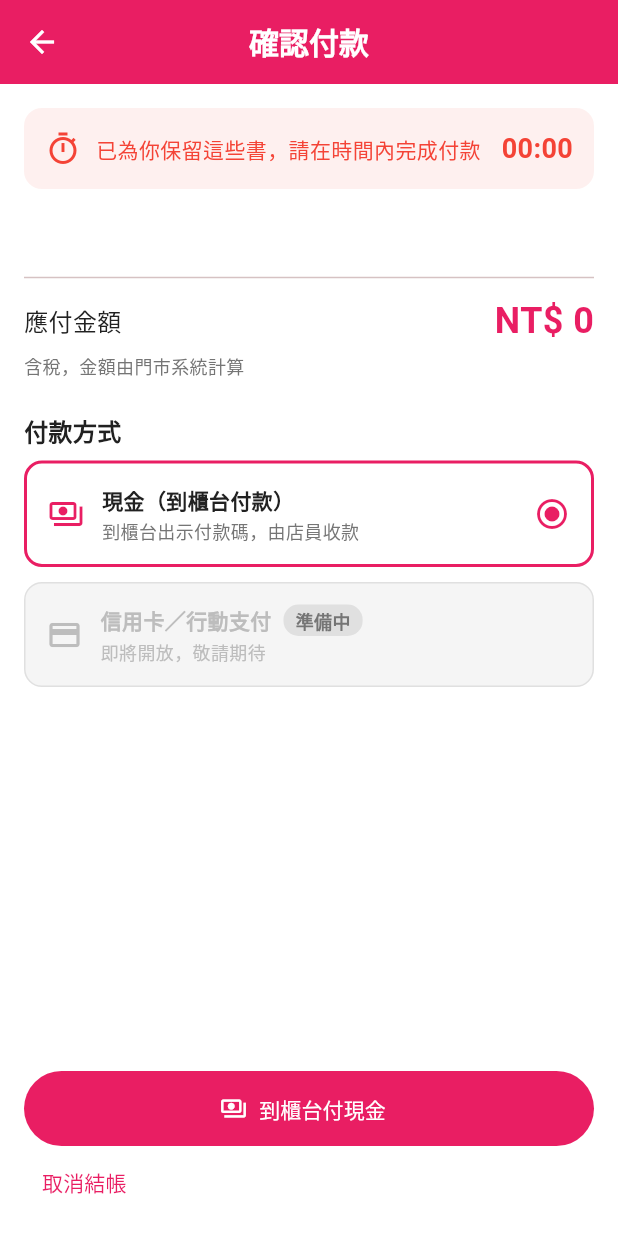
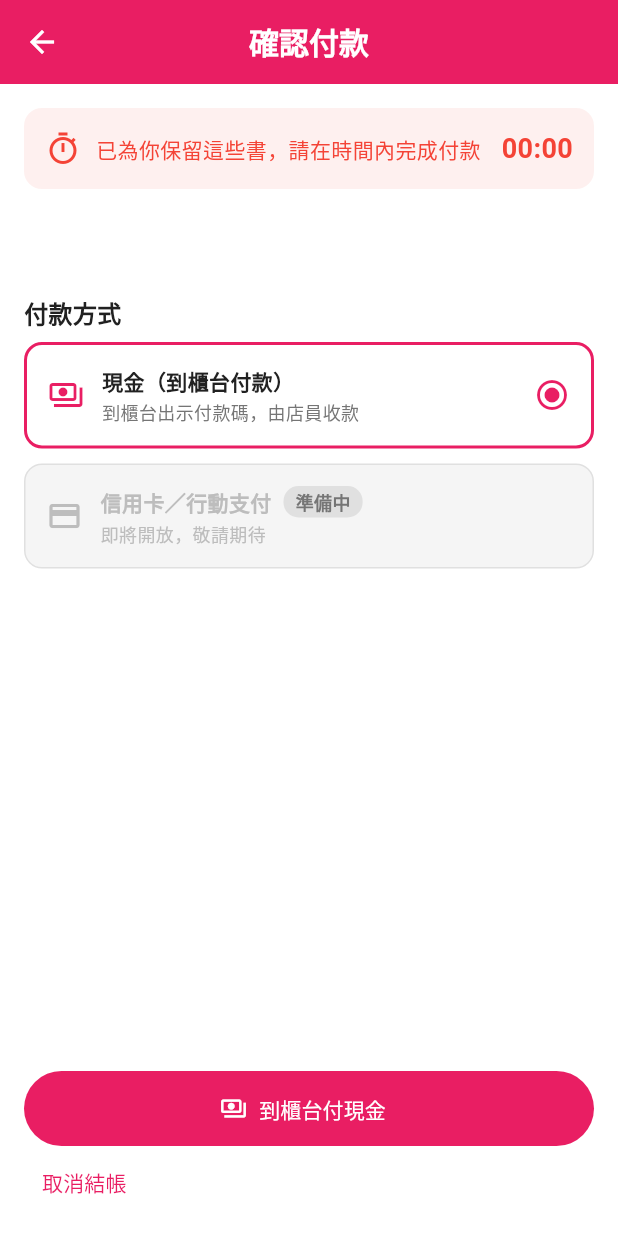
Before and after one commit to dereckyin/taaze_app_new, a Flutter app: the BookstorePaymentScreen screen opened directly with empty values, on a phone screen of 412 x 824 dp. Shown: the top 1233 px of the screen. Run offline on Flutter 3.47's test engine with Material 3 defaults, Android fonts, the phone set to English and light mode, and no system bars; our stand-ins replace cached_network_image, device_info_plus, firebase_core, firebase_messaging, flutter_local_notifications, font_awesome_flutter and 9 more; missing offline and left inert: audio_session, flutter_facebook_auth, mobile_scanner; accounts and stored records are empty; network calls fail.

Commit message:
Let members type 紅利 and 回饋金 against the cash price.
Cash confirm now finishes the sale, so the bag and receipt no longer treat leaving the store as a second step.

Co-authored-by: Cursor <cursoragent@cursor.com>

```diff
--- a/lib/models/bookstore.dart
+++ b/lib/models/bookstore.dart
@@ -288,7 +288,7 @@ class BookstoreCheckout {
 
   String get statusLabel => switch (status) {
         'pending' => '待付款',
-        'paid' => exitVerifiedAt != null ? '已出門核銷' : '已付款',
+        'paid' => exitVerifiedAt != null ? '已付款，可帶走' : '已付款',
         'refunded' => '已退貨',
         'expired' => '已逾時',
         'cancelled' => '已取消',
--- a/lib/screens/bookstore/bookstore_entry_screen.dart
+++ b/lib/screens/bookstore/bookstore_entry_screen.dart
@@ -168,7 +168,7 @@ class _HowItWorks extends StatelessWidget {
           const SizedBox(height: 12),
           step(Icons.qr_code_2, '1. 掃門口 QR Code', '確認你在店裡，才能結帳'),
           step(Icons.qr_code_scanner, '2. 掃書背條碼', '或在 App 裡逛書架，加入購物車'),
-          step(Icons.verified_outlined, '3. App 付款，出示出門憑證', '店員核對後就能帶書回家'),
+          step(Icons.verified_outlined, '3. App 付款，櫃台收款', '店員確認收款後就能帶書回家'),
           const SizedBox(height: 16),
           SizedBox(
             width: double.infinity,
--- a/lib/screens/bookstore/bookstore_payment_screen.dart
+++ b/lib/screens/bookstore/bookstore_payment_screen.dart
@@ -16,7 +16,7 @@ import 'bookstore_widgets.dart';
 enum _PayMethod { cash, online }
 
 /// 選付款方式 →
-///   現金：出示櫃台付款碼，店員收款後自動切到出門憑證
+///   現金：出示櫃台付款碼，店員收款後訂單完成即可帶書離開
 ///   線上：外部瀏覽器付款，回到 App 自動查詢結果（未開通時顯示「準備中」）
 class BookstorePaymentScreen extends StatefulWidget {
   final BookstoreCheckout checkout;
@@ -241,8 +241,6 @@ class _BookstorePaymentScreenState extends State<BookstorePaymentScreen> with Wi
                   ],
                 ),
               ),
-            const Divider(height: 24),
-            ..._summary(c),
             if (!c.isCash && !closed) ...[
               const SizedBox(height: 24),
               const Text('付款方式', style: TextStyle(fontWeight: FontWeight.bold, fontSize: 16)),
@@ -302,39 +300,22 @@ class _BookstorePaymentScreenState extends State<BookstorePaymentScreen> with Wi
     );
   }
 
+  int _cashDue(BookstoreCheckout c) {
+    final store = _store;
+    if (store != null && store.hasCashDiscount && !c.isCash) {
+      final due = store.cashPriceOf(c.subtotal) - c.discount;
+      return due < 0 ? 0 : due;
+    }
+    return c.total;
+  }
+
   String _cashSubtitle(BookstoreCheckout c) {
     final store = _store;
     if (!_cashAvailable) return '這家店目前不接受現金';
     if (store != null && store.hasCashDiscount) {
-      return '現金價約 ${ntd(store.cashPriceOf(c.subtotal))}（零頭捨去）';
+      return '現金價約 ${ntd(_cashDue(c))}（零頭捨去）';
     }
     return '到櫃台出示付款碼，由店員收款';
-  }
-
-  List<Widget> _summary(BookstoreCheckout c) {
-    const muted = TextStyle(color: AppTheme.textSecondaryColor);
-    return [
-      if (c.discount > 0) ...[
-        Row(children: [const Expanded(child: Text('原價', style: muted)), Text(ntd(c.subtotal), style: muted)]),
-        const SizedBox(height: 4),
-        Row(children: [
-          const Expanded(child: Text('現金折扣', style: TextStyle(color: AppTheme.successColor))),
-          Text('-${ntd(c.discount)}', style: const TextStyle(color: AppTheme.successColor)),
-        ]),
-        const SizedBox(height: 8),
-      ],
-      Row(
-        children: [
-          Expanded(child: Text(c.isCash ? '應付現金' : '應付金額', style: const TextStyle(fontSize: 16))),
-          Text(
-            ntd(c.total),
-            style: const TextStyle(fontSize: 24, fontWeight: FontWeight.bold, color: AppTheme.primaryColor),
-          ),
-        ],
-      ),
-      const SizedBox(height: 4),
-      const Text('含稅，金額由門市系統計算', style: TextStyle(fontSize: 12, color: AppTheme.textSecondaryColor)),
-    ];
   }
 
   Widget _payButtons(BookstoreCheckout c) {
@@ -344,7 +325,7 @@ class _BookstorePaymentScreenState extends State<BookstorePaymentScreen> with Wi
     final VoidCallback? action;
     switch (method) {
       case _PayMethod.cash:
-        final preview = (store?.hasCashDiscount ?? false) ? ' ${ntd(store!.cashPriceOf(c.subtotal))}' : '';
+        final preview = (store?.hasCashDiscount ?? false) ? ' ${ntd(_cashDue(c))}' : '';
         label = '到櫃台付現金$preview';
         action = _chooseCash;
       case _PayMethod.online:
@@ -491,7 +472,7 @@ class _BookstorePaymentScreenState extends State<BookstorePaymentScreen> with Wi
             children: [
               SizedBox(width: 14, height: 14, child: CircularProgressIndicator(strokeWidth: 2)),
               SizedBox(width: 8),
-              Text('店員收款後，這裡會自動換成出門憑證'),
+              Text('店員確認收款後，即可帶書離開'),
             ],
           ),
         ],
--- a/lib/services/bookstore_service.dart
+++ b/lib/services/bookstore_service.dart
@@ -100,7 +100,7 @@ class BookstoreService {
     return BookstoreCheckout.fromJson(data as Map<String, dynamic>);
   }
 
-  /// 收現後把已結案訂單回寫讀冊；失敗不影響出門憑證（POS 也會回呼）。
+  /// 收現後把已結案訂單回寫讀冊；失敗不影響顧客帶書（POS 也會回呼）。
   static Future<void> settleCheckout(String token, String id) async {
     await _send('POST', '${ApiConfig.bookstoreCheckoutsEndpoint}/$id/settle', token);
   }
```
Also changed, not shown: lib/screens/bookstore/bookstore_bag_screen.dart (+110 -10 lines), lib/screens/bookstore/bookstore_exit_pass_screen.dart (+4 -4 lines).
